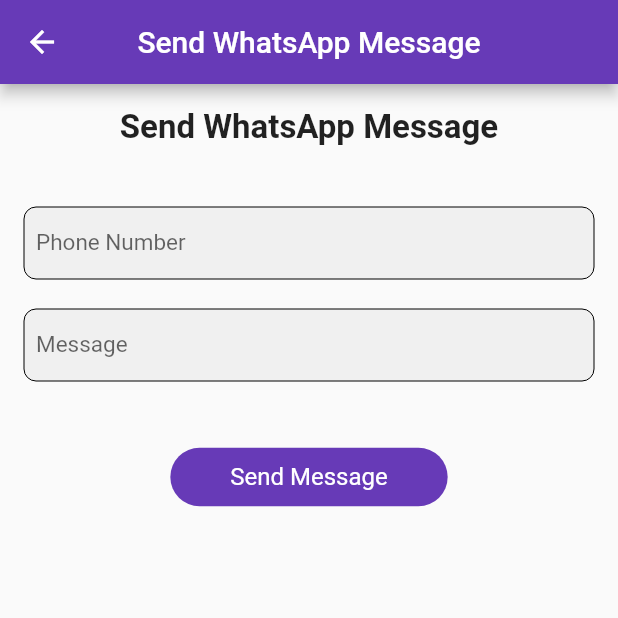
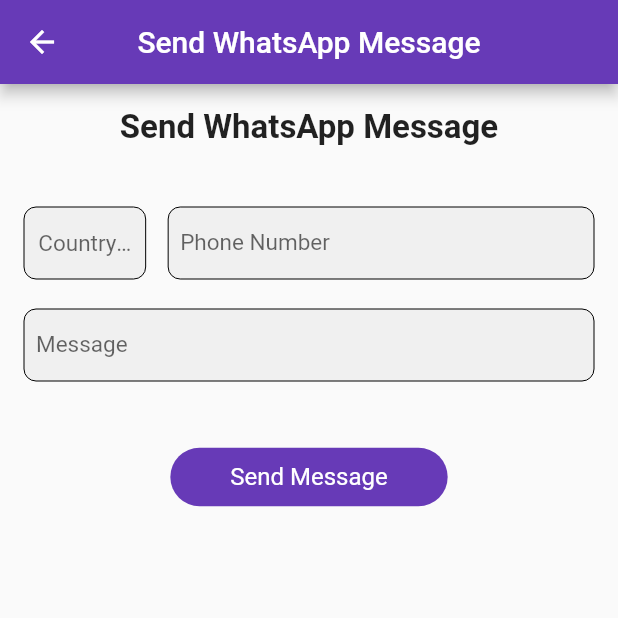
Before and after one commit to drashtiPatelCrest/CommonModulesFlutter, a Flutter app: the screen it shows after launch, after a tap on "Send WhatsApp Message", on a phone screen of 412 x 824 dp, the top half of it. Run offline on Flutter 3.47's test engine with Material 2 defaults, Android fonts, the phone set to English and light mode, and no system bars; our stand-ins replace country_picker, firebase_core, firebase_dynamic_links, gallery_saver, image_cropper, image_picker and 3 more; missing offline and left inert: fast_rsa, flutter_biometrics; accounts and stored records are empty.

Commit message:
Add country code picker

```diff
--- a/lib/base_classes/base_textField.dart
+++ b/lib/base_classes/base_textField.dart
@@ -115,7 +115,7 @@ class BaseTextField extends TextFormField {
             textAlign: textAlign,
             //enableInteractiveSelection: false, //Stick cursor at end
             decoration: InputDecoration(
-              labelText: labelText ?? hintText,
+              labelText: labelText,
               errorMaxLines: 2,
               prefixIcon: prefixIcon,
               // prefixIconConstraints: BoxConstraints.tight(Size(36, 24)),
--- a/lib/dashboard_screen.dart
+++ b/lib/dashboard_screen.dart
@@ -1,7 +1,5 @@
 import 'package:flutter/material.dart';
 import 'package:modules_flutter/biometrics_auth/new_auth_screen.dart';
-import 'package:modules_flutter/biometrics_auth/remote_auth_biometrics.dart';
-import 'package:modules_flutter/deep_linking/deep_link_screen.dart';
 import 'package:modules_flutter/deep_linking/uni_link_screen.dart';
 import 'package:modules_flutter/image_crop/image_crop_screen.dart';
 import 'package:modules_flutter/utils/alert_dialog_util.dart';
@@ -63,9 +61,18 @@ extension on _DashboardScreenState {
                 verticalPadding: 16.0,
                 fontSize: 16.0,
                 isClose: false, onTap: () {
-                  navigateToNextScreen(
-                      context, const WhatsAppMessageScreen(title: "Send WhatsApp Message"));
-                }),
+              navigateToNextScreen(context,
+                  const WhatsAppMessageScreen(title: "Send WhatsApp Message"));
+            }),
+            const SizedBox(height: 10),
+            //Select Multiple Images
+            customAlertButton(context, "Select Multiple Images",
+                verticalPadding: 16.0,
+                fontSize: 16.0,
+                isClose: false, onTap: () {
+              navigateToNextScreen(context,
+                  const WhatsAppMessageScreen(title: "Select Multiple Images"));
+            }),
             const SizedBox(height: 10),
           ],
         ));
--- a/lib/whatsapp_message/whatsapp_message_screen.dart
+++ b/lib/whatsapp_message/whatsapp_message_screen.dart
@@ -1,3 +1,4 @@
+import 'package:country_picker/country_picker.dart';
 import 'package:flutter/material.dart';
 import 'package:modules_flutter/base_classes/base_button.dart';
 import 'package:modules_flutter/base_classes/base_textField.dart';
@@ -15,6 +16,7 @@ class WhatsAppMessageScreen extends StatefulWidget {
 
 class _WhatsAppMessageScreenState extends State<WhatsAppMessageScreen> {
   final TextEditingController _controllerPhoneNumber = TextEditingController();
+  final TextEditingController _controllerCountryCode = TextEditingController();
   final TextEditingController _controllerMessage = TextEditingController();
   String? _whatsappUrlAndroid;
   final _formKey = GlobalKey<FormState>();
@@ -55,7 +57,33 @@ extension on _WhatsAppMessageScreenState {
                 style: TextStyle(fontSize: 22.0, fontWeight: FontWeight.bold)),
             const SizedBox(height: 40),
             //Phone Number
-            BaseTextField(
+            Row(
+              children: [
+                //Country Code
+                Expanded(
+                  flex: 2,
+                  child: BaseTextField(context,
+                      controller: _controllerCountryCode,
+                      textAlign: TextAlign.center,
+                      hintText: "Country Code",
+                      readOnly: true, onTap: () {
+                    //Country code picker
+                    showCountryPicker(
+                      context: context,
+                      showPhoneCode: true,
+                      favorite: ['IN'],
+                      onSelect: (Country country) {
+                        debugPrint('Select country: ${country.displayName}');
+                        _controllerCountryCode.text = "+${country.phoneCode}";
+                      },
+                    );
+                  }),
+                ),
+                const SizedBox(width: 15),
+                //Phone Number
+                Expanded(
+                  flex: 7,
+                  child: BaseTextField(
                     context,
                     controller: _controllerPhoneNumber,
                     hintText: "Enter Phone Number",
@@ -67,6 +95,9 @@ extension on _WhatsAppMessageScreenState {
                         return 'Please enter phone number';
                       }
                     },
+                  ),
+                ),
+              ],
             ),
             const SizedBox(height: 20),
             //Message
@@ -89,7 +120,7 @@ extension on _WhatsAppMessageScreenState {
               if (_formKey.currentState!.validate()) {
                 setState(() {
                   _whatsappUrlAndroid =
-                      "${"whatsapp://send?phone=+91${_controllerPhoneNumber.text}"}&text=${_controllerMessage.text}";
+                      "${"whatsapp://send?phone=+${_controllerCountryCode.text}${_controllerPhoneNumber.text}"}&text=${_controllerMessage.text}";
                 });
                 debugPrint("URL => $_whatsappUrlAndroid");
 
--- a/pubspec.yaml
+++ b/pubspec.yaml
@@ -48,6 +48,7 @@ dependencies:
   url_launcher: ^6.1.5
   uni_links: ^0.5.1
   fast_rsa: ^3.5.1
+  country_picker: ^2.0.16
 
 dev_dependencies:
   flutter_test:
```
Also changed, not shown: pubspec.lock. Lines whose indentation alone changed are shown as unchanged.
